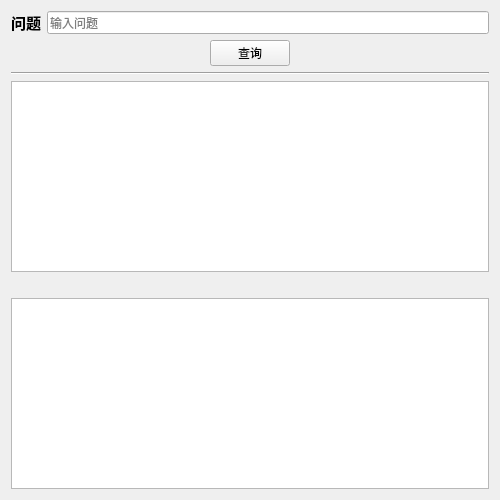
The window that UI/main.ui (02XX/-) describes before a commit, drawn with Qt 5.
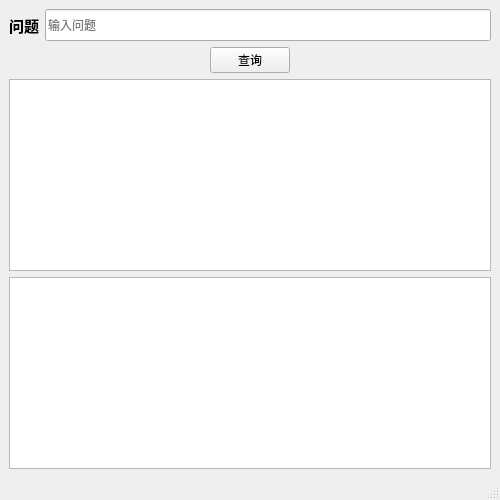
The same window after the commit. Icons and pictures are not drawn.

The edit to the form file:
```diff
--- a/UI/main.ui
+++ b/UI/main.ui
@@ -2,7 +2,7 @@
 <ui version="4.0">
  <author>三元</author>
  <class>Search</class>
- <widget class="QWidget" name="Search">
+ <widget class="QMainWindow" name="Search">
   <property name="geometry">
    <rect>
     <x>0</x>
@@ -26,13 +26,20 @@
   <property name="windowTitle">
    <string>搜题神器</string>
   </property>
-  <property name="styleSheet">
-   <string notr="true">
-</string>
+  <property name="windowIcon">
+   <iconset>
+    <normaloff>02.ico</normaloff>02.ico</iconset>
   </property>
-  <layout class="QVBoxLayout" name="verticalLayout_2">
+  <property name="iconSize">
+   <size>
+    <width>50</width>
+    <height>50</height>
+   </size>
+  </property>
+  <widget class="QWidget" name="centralwidget">
+   <layout class="QVBoxLayout" name="verticalLayout_3">
    <item>
-    <layout class="QHBoxLayout" name="horizontalLayout_2">
+     <layout class="QHBoxLayout" name="horizontalLayout_3">
      <item>
       <widget class="QLabel" name="label">
        <property name="font">
@@ -95,7 +102,7 @@
     </layout>
    </item>
    <item>
-    <layout class="QHBoxLayout" name="horizontalLayout">
+     <layout class="QHBoxLayout" name="horizontalLayout_4">
      <item>
       <widget class="QPushButton" name="search">
        <property name="sizePolicy">
@@ -120,16 +127,13 @@
     </layout>
    </item>
    <item>
-    <widget class="Line" name="line">
-     <property name="orientation">
-      <enum>Qt::Horizontal</enum>
-     </property>
-    </widget>
-   </item>
-   <item>
-    <layout class="QVBoxLayout" name="verticalLayout">
-     <item>
       <widget class="QTextBrowser" name="question">
+      <property name="maximumSize">
+       <size>
+        <width>16777215</width>
+        <height>16777215</height>
+       </size>
+      </property>
        <property name="font">
         <font>
          <family>微软雅黑</family>
@@ -149,22 +153,6 @@
        </property>
       </widget>
      </item>
-     <item>
-      <spacer name="verticalSpacer">
-       <property name="orientation">
-        <enum>Qt::Vertical</enum>
-       </property>
-       <property name="sizeType">
-        <enum>QSizePolicy::Fixed</enum>
-       </property>
-       <property name="sizeHint" stdset="0">
-        <size>
-         <width>60</width>
-         <height>20</height>
-        </size>
-       </property>
-      </spacer>
-     </item>
      <item>
       <widget class="QTextBrowser" name="answer">
        <property name="font">
@@ -176,8 +164,8 @@
       </widget>
      </item>
     </layout>
-   </item>
-  </layout>
+  </widget>
+  <widget class="QStatusBar" name="statusbar"/>
  </widget>
  <resources/>
  <connections/>
```
Left out of the diff: 4 changed lines with no effect on the pictures. Lines whose indentation alone changed are shown as unchanged.
